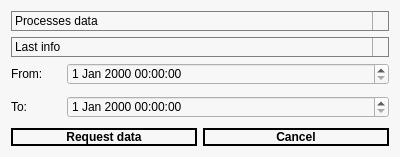
Old version of the form Client/BackEndMonitoringClientGUI/CRequestDialog.ui in the repository ITA-Dnipro/BackEndMonitoring.
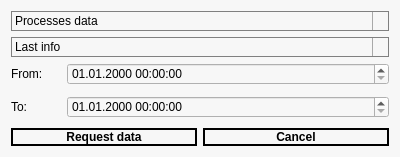
New version of the form. Icons and pictures are not drawn.

Patch:
```diff
--- a/Client/BackEndMonitoringClientGUI/CRequestDialog.ui
+++ b/Client/BackEndMonitoringClientGUI/CRequestDialog.ui
@@ -144,7 +144,11 @@
       </widget>
      </item>
      <item row="0" column="1">
-      <widget class="QDateTimeEdit" name="date_to"/>
+      <widget class="QDateTimeEdit" name="date_to">
+       <property name="displayFormat">
+        <string>dd.MM.yyyy hh:mm:ss</string>
+       </property>
+      </widget>
      </item>
     </layout>
    </item>
@@ -164,7 +168,11 @@
       </widget>
      </item>
      <item row="0" column="1">
-      <widget class="QDateTimeEdit" name="date_from"/>
+      <widget class="QDateTimeEdit" name="date_from">
+       <property name="displayFormat">
+        <string>dd.MM.yyyy hh:mm:ss</string>
+       </property>
+      </widget>
      </item>
     </layout>
    </item>
```
